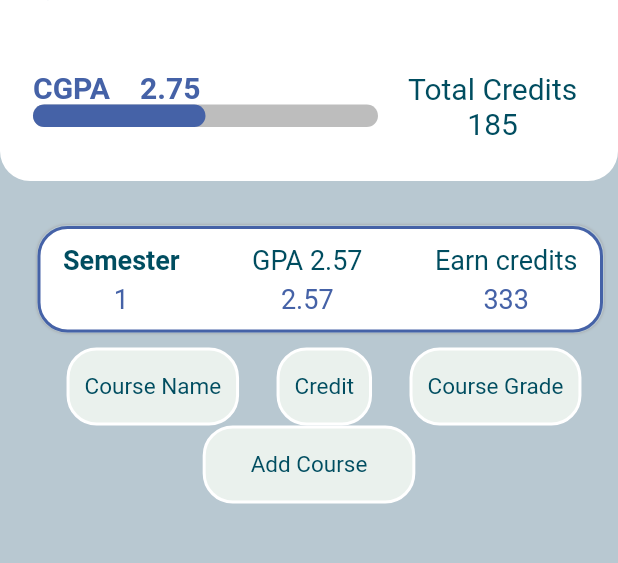
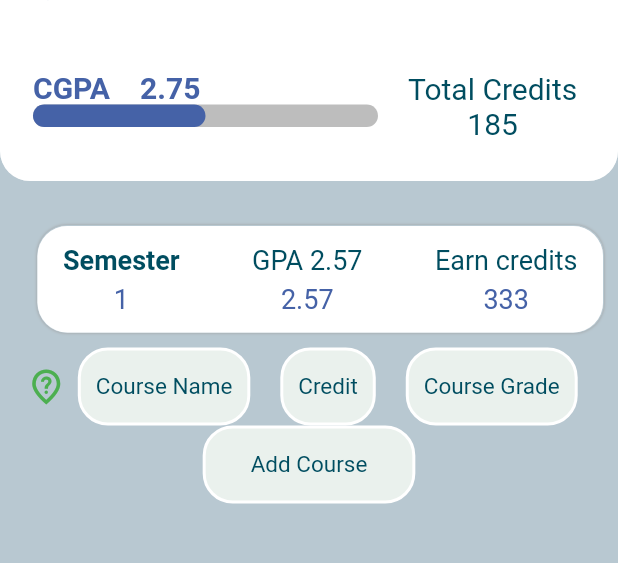
Before and after one commit to MahmoudAboHebil/cgpa_calculator_app_flutter, a Flutter app: the screen it shows after launch, after a tap on the "delete outline" icon, on a phone screen of 412 x 824 dp, the part 89-652 px from its top. Run offline on Flutter 3.47's test engine with Material 2 defaults, Android fonts, the phone set to English and light mode, and no system bars; drawn by our look-alikes of percent_indicator; our stand-ins replace dropdown_button2, email_validator, firebase_auth, firebase_core, font_awesome_flutter, hive_flutter and 1 more; accounts and stored records are empty.

Commit message:
add second course registration .

```diff
--- a/lib/pages/home.dart
+++ b/lib/pages/home.dart
@@ -394,7 +394,7 @@ class _SemesterState extends State<Semester> {
               decoration: BoxDecoration(
                 color: Colors.white,
                 borderRadius: BorderRadius.all(Radius.circular(20)),
-                border: Border.all(color: Color(0xff4562a7), width: 2),
+                border: Border.all(color: Colors.white54, width: 2),
                 boxShadow: [
                   BoxShadow(
                       blurRadius: 1,
@@ -475,8 +475,11 @@ class _SemesterState extends State<Semester> {
             Row(
               mainAxisAlignment: MainAxisAlignment.center,
               children: [
+                Stack(
+                  clipBehavior: Clip.none,
+                  children: [
                     Container(
-                  margin: EdgeInsets.only(left: 20),
+                      margin: EdgeInsets.only(left: 25),
                       alignment: Alignment.center,
                       // height: 50,
                       // width: 100,
@@ -485,7 +488,8 @@ class _SemesterState extends State<Semester> {
                           borderRadius: BorderRadius.all(Radius.circular(20)),
                           border: Border.all(color: Colors.white, width: 2)),
                       child: Padding(
-                    padding: EdgeInsets.symmetric(horizontal: 10, vertical: 15),
+                        padding:
+                            EdgeInsets.symmetric(horizontal: 10, vertical: 15),
                         child: Text(
                           'Course Name',
                           style: TextStyle(
@@ -495,11 +499,22 @@ class _SemesterState extends State<Semester> {
                         ),
                       ),
                     ),
+                    Positioned(
+                      left: -10,
+                      top: 12,
+                      child: Icon(
+                        Icons.not_listed_location_outlined,
+                        color: Colors.green,
+                        size: 28,
+                      ),
+                    )
+                  ],
+                ),
                 Container(
                   alignment: Alignment.center,
                   // height: 50,
                   // width: 100,
-                  margin: EdgeInsets.symmetric(horizontal: 25),
+                  margin: EdgeInsets.symmetric(horizontal: 20),
                   decoration: BoxDecoration(
                       color: Color(0xffeaf1ed),
                       borderRadius: BorderRadius.all(Radius.circular(20)),
@@ -748,6 +763,7 @@ class _CourseState extends State<Course> {
   //   }
   // }
 
+  bool secondTry = false;
   @override
   void initState() {
     super.initState();
@@ -988,6 +1004,18 @@ class _CourseState extends State<Course> {
     }
   }
 
+  void findSecondTryCourse() {
+    if (_controller_Name.text.endsWith('*')) {
+      setState(() {
+        secondTry = true;
+      });
+    } else {
+      setState(() {
+        secondTry = false;
+      });
+    }
+  }
+
   @override
   Widget build(BuildContext context) {
     if (mounted) {
@@ -997,6 +1025,7 @@ class _CourseState extends State<Course> {
       theStateOfCourse;
       // if (!pressDelete) {
       collectDate();
+      findSecondTryCourse();
       // }
     }
 
@@ -1033,7 +1062,9 @@ class _CourseState extends State<Course> {
                   textAlign: TextAlign.center,
                   autofocus: false,
                   focusNode: _focusName,
-                  style: TextStyle(fontSize: 18, color: Color(0xff004d60)),
+                  style: TextStyle(
+                      fontSize: 18,
+                      color: secondTry ? Colors.green : Color(0xff004d60)),
                   onChanged: (value) {
                     Provider.of<MyData>(context, listen: false).change(true);
                     setState(() {
@@ -1111,7 +1142,7 @@ class _CourseState extends State<Course> {
                   errorGrade();
                 },
                 customButton: Container(
-                  width: 50,
+                  width: 120,
                   decoration: BoxDecoration(
                     color: Colors.transparent,
                     border: Border(
@@ -1137,133 +1168,16 @@ class _CourseState extends State<Course> {
                                 color: Color(0xff4562a7),
                               ),
                             ),
-                      // SizedBox(
-                      //   width: 5,
-                      // ),
-                      Icon(
+                      SizedBox(
+                        width: 10,
+                      ),
+                      Padding(
+                        padding: EdgeInsets.only(left: 10),
+                        child: Icon(
                           Icons.keyboard_arrow_down_rounded,
-                        size: 25,
-                        color: Color(0xff4562a7),
-                      )
-                    ],
-                  ),
-                ),
-                items: items
-                    .map((item) => DropdownMenuItem<String>(
-                          value: item,
-                          child: Center(
-                            child: Container(
-                              alignment: Alignment.center,
-                              width: 45,
-                              height: 80,
-                              decoration: BoxDecoration(
-                                  border: Border(
-                                bottom:
-                                    BorderSide(color: Colors.white, width: 1),
-                              )),
-                              child: Text(
-                                item,
-                                style: const TextStyle(
-                                  fontSize: 18,
+                          size: 35,
                           color: Color(0xff4562a7),
                         ),
-                              ),
-                            ),
-                          ),
-                        ))
-                    .toList(),
-                value: selectedValue,
-                onChanged: (value) {
-                  setState(() {
-                    Provider.of<MyData>(context, listen: false).change(true);
-                    selectedValue = value as String;
-                    widget.courseList[3] = selectedValue;
-                    listOfCoursesInSemester[index][3] = value;
-                    // print('################# courseList ######################');
-                    // print(courseList);
-                    // print(
-                    //     '################# semsestcourses ######################');
-                    // print(widget.semestCourse[index]);
-
-                    errorGrade();
-                    theStateOfCourse();
-                    // Provider.of<MyData>(context, listen: false)
-                    //     .changeSaveData(true);
-
-                    collectDate();
-                  });
-                },
-                dropdownStyleData: DropdownStyleData(
-                  maxHeight: 200,
-                  width: 70,
-                  padding: null,
-                  elevation: 2,
-                  decoration: BoxDecoration(
-                    borderRadius: BorderRadius.only(
-                        bottomLeft: Radius.circular(10),
-                        bottomRight: Radius.circular(10)),
-                    color: Color(0xffb8c8d1),
-                    // boxShadow: [
-                    //   BoxShadow(color: Colors.white, blurRadius: 5, spreadRadius: 0.2)
-                    // ],
-                  ),
-                  offset: const Offset(20, 0),
-                  scrollbarTheme: ScrollbarThemeData(
-                    radius: const Radius.circular(40),
-                    thickness: MaterialStateProperty.all(0),
-                    thumbVisibility: MaterialStateProperty.all(false),
-                  ),
-                ),
-                // menuItemStyleData: const MenuItemStyleData(
-                //   height: 40,
-                //   padding: EdgeInsets.only(left: 14, right: 14),
-                // ),
-              ),
-            ),
-          ),
-          GestureDetector(
-            onTap: () {
-              FocusManager.instance.primaryFocus?.unfocus();
-            },
-            child: DropdownButtonHideUnderline(
-              child: DropdownButton2(
-                onMenuStateChange: (value) {
-                  errorGrade();
-                },
-                customButton: Container(
-                  width: 50,
-                  decoration: BoxDecoration(
-                    color: Colors.transparent,
-                    border: Border(
-                        bottom: BorderSide(
-                            color: selectedValueIsNull
-                                ? Color(0xffce2029)
-                                : Colors.white,
-                            width: 1)),
-                  ),
-                  child: Row(
-                    mainAxisAlignment: MainAxisAlignment.end,
-                    children: [
-                      selectedValue == null
-                          ? Text(
-                              'Grade',
-                              style:
-                                  TextStyle(color: Colors.grey, fontSize: 18),
-                            )
-                          : Text(
-                              '$selectedValue',
-                              style: TextStyle(
-                                fontSize: 18,
-                                color: Color(0xff4562a7),
-                              ),
-                            ),
-                      // SizedBox(
-                      //   width: 5,
-                      // ),
-                      Icon(
-                        Icons.keyboard_arrow_down_rounded,
-                        size: 25,
-                        color: Color(0xff4562a7),
                       )
                     ],
                   ),
@@ -1361,7 +1275,7 @@ class AppBarHome extends StatelessWidget {
             borderRadius: BorderRadius.only(
                 bottomLeft: Radius.circular(20),
                 bottomRight: Radius.circular(20)),
-            border: Border.all(color: Colors.white, width: 2),
+            border: Border.all(color: Colors.white54, width: 2),
           ),
           child: Column(
             children: [
```
Lines whose indentation alone changed are shown as unchanged.
